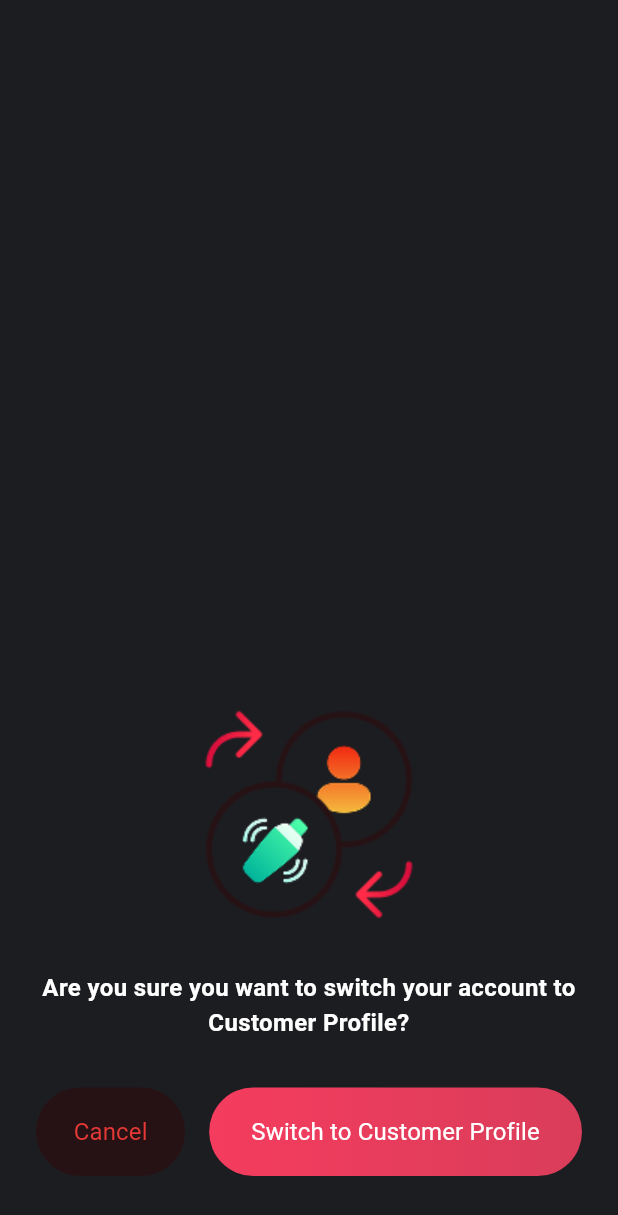
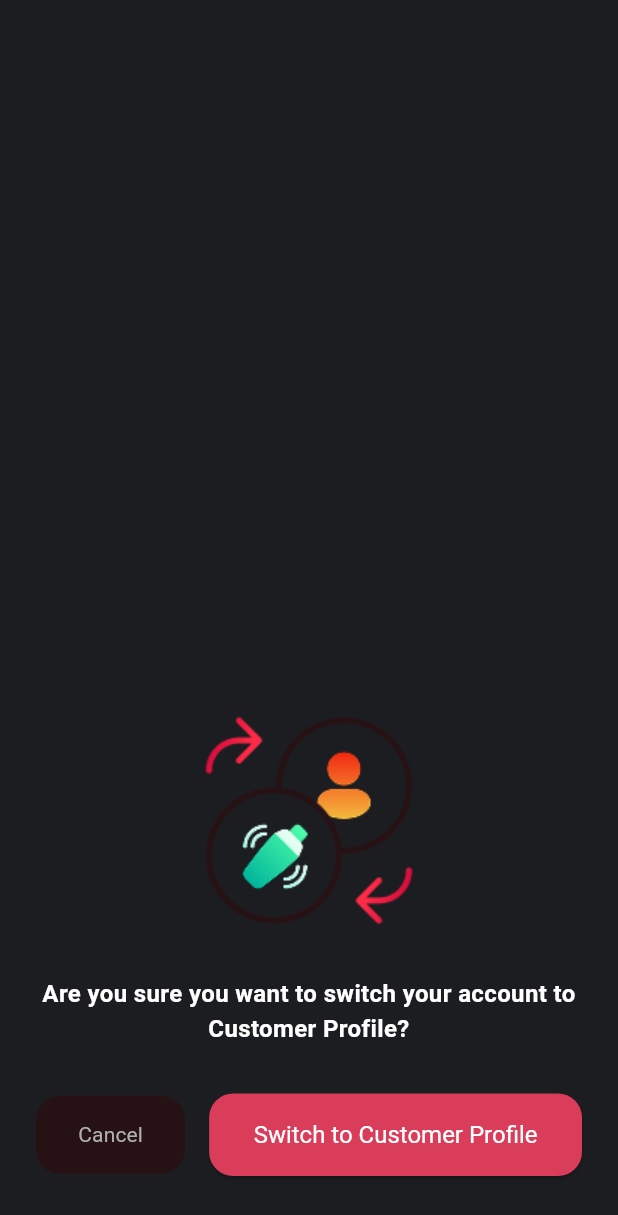
Before and after one commit to abeera-zainab/appsip, a Flutter app: the SwitchProfileScreen screen opened directly, on a phone screen of 412 x 824 dp. Shown: the top 1215 px of the screen. Run offline on Flutter 3.47's test engine with Material 3 defaults, Android fonts, the phone set to English and light mode, and no system bars; our stand-ins replace dotted_border, flutter_svg, image_picker; Roboto replaces fonts that are missing (RedHatDisplay).

Commit message:
Modified Profile Swap Screen

```diff
--- a/lib/main.dart
+++ b/lib/main.dart
@@ -1,5 +1,6 @@
  import 'package:appsip/screens/edit_bank.dart';
 import 'package:appsip/screens/invitation_screen.dart';
+import 'package:appsip/screens/profile_screen.dart';
 import 'package:appsip/screens/register_screen.dart';
 import 'package:flutter/material.dart';
 import 'package:appsip/screens/tell_us_about_yourself_screen.dart';
@@ -99,11 +100,11 @@ class MyApp extends StatelessWidget {
         ),
       ),
       home:
-    const InvitationKeyScreen()
+    //const InvitationKeyScreen()
       //const MainScreenShell(),
        //const TellUsAboutYourselfScreen(),
-       //const ProfileScreen()
-       //const RegisterBartenderScreen()
+       const ProfileScreen()
+       //const RegisterBartenderScreen()22
        //const BankDetailsScreen()
 
     );
--- a/lib/screens/profile_swap.dart
+++ b/lib/screens/profile_swap.dart
@@ -1,5 +1,8 @@
 import 'package:flutter/material.dart';
 import 'package:appsip/main.dart';
+// Import the custom button widgets
+import 'package:appsip/widgets/primary_button.dart';
+import 'package:appsip/widgets/secondary_button.dart';
 
 class SwitchProfileScreen extends StatelessWidget {
   const SwitchProfileScreen({super.key});
@@ -7,7 +10,6 @@ class SwitchProfileScreen extends StatelessWidget {
   @override
   Widget build(BuildContext context) {
     return const Scaffold(
-
       body: Align(
         alignment: Alignment.bottomCenter,
         child: _SwitchProfileContent(), // Position content at bottom
@@ -17,7 +19,7 @@ class SwitchProfileScreen extends StatelessWidget {
 }
 
 class _SwitchProfileContent extends StatelessWidget {
-  const _SwitchProfileContent({super.key});
+  const _SwitchProfileContent();
 
   @override
   Widget build(BuildContext context) {
@@ -25,14 +27,13 @@ class _SwitchProfileContent extends StatelessWidget {
       width: double.infinity, // Take full width
       padding: const EdgeInsets.fromLTRB(24, 40, 24, 40), // Increased top padding
       decoration: const BoxDecoration(
-
         borderRadius: BorderRadius.only(
           topLeft: Radius.circular(28.0),
           topRight: Radius.circular(28.0),
         ),
       ),
       child: Column(
-        mainAxisSize: MainAxisSize.min, // Keep column compact
+        mainAxisSize: MainAxisSize.min,
         children: [
           Image.asset(
             'assets/images/Profile-swap.png',
@@ -50,76 +51,49 @@ class _SwitchProfileContent extends StatelessWidget {
             ),
           ),
           const SizedBox(height: 32),
-          _buildActionButtons(context),
-        ],
-      ),
-    );
-  }
-
-  Widget _buildActionButtons(BuildContext context) {
-    return Row(
+          // --- MODIFICATION START ---
+          // The action buttons are now directly in the build method
+          Row(
             children: [
               Expanded(
                 flex: 2,
-          child: ElevatedButton(
+                child: SecondaryButton(
+                  text: ('Cancel'),
                   onPressed: () {
                     Navigator.of(context).pop();
                   },
-            style: ElevatedButton.styleFrom(
+                  isExpanded: true,
                   backgroundColor: AppColors.cardColorsecondary,
-              padding: const EdgeInsets.symmetric(vertical: 18),
-              shape: RoundedRectangleBorder(
-                borderRadius: BorderRadius.circular(30.0),
-              ),
-              elevation: 0,
-            ),
-            child: const Text(
-              'Cancel',
-              style: TextStyle(
-                fontSize: 16,
-                color: AppColors.primaryRed,
-                fontWeight: FontWeight.normal,
-              ),
-            ),
+                  foregroundColor: AppColors.textSecondary,
+                   // Corrected color for better visibility
+                  borderRadius: 16.0,
                 ),
               ),
               const SizedBox(width: 16),
               Expanded(
                 flex: 5,
-          child: Container(
-            decoration: BoxDecoration(
-              gradient: const LinearGradient(
-                colors: [AppColors.gradientStartRed, AppColors.gradientEndRed],
-                begin: Alignment.centerLeft,
-                end: Alignment.centerRight,
-              ),
-              borderRadius: BorderRadius.circular(30.0),
-            ),
-            child: ElevatedButton(
+                child: PrimaryButton(
+                  text: 'Switch to Customer Profile',
                   onPressed: () {
                     // Handle switch profile action
                   },
-              style: ElevatedButton.styleFrom(
-                backgroundColor: Colors.transparent,
-                shadowColor: Colors.transparent,
+                  isExpanded: true,
+
+                  borderRadius: 16.0,
                   padding: const EdgeInsets.symmetric(vertical: 18),
-                shape: RoundedRectangleBorder(
-                  borderRadius: BorderRadius.circular(30.0),
-                ),
-              ),
-              child: const Text(
-                'Switch to Customer Profile',
-                textAlign: TextAlign.center,
-                style: TextStyle(
+                  textStyle: const TextStyle(
                     fontSize: 16,
                     color: AppColors.textPrimary,
                     fontWeight: FontWeight.normal,
                   ),
                 ),
               ),
+            ],
           ),
+
+        ],
       ),
-      ],
     );
   }
+
 }
```
Lines whose indentation alone changed are shown as unchanged.
